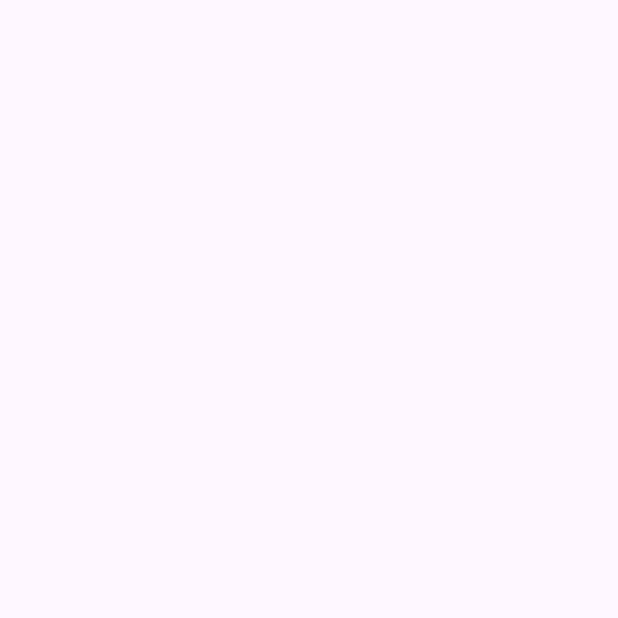
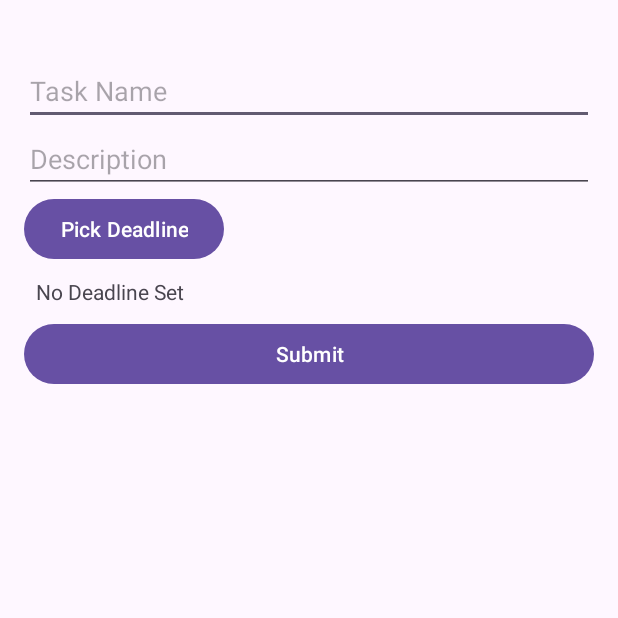
Before and after one commit to Ashborn013/ToDo_Project, an Android app: the AddTask screen opened directly, with no data from a screen before it, on a phone screen of 412 x 824 dp, the top half of it. Before the commit the part shown is empty. Run offline under Robolectric (Android 15) with nearby library versions, the light colour scheme and no system bars.

Commit message:
added AddTask activity files

```diff
--- a/app/src/main/java/com/lab/todoproject/AddTask.java
+++ b/app/src/main/java/com/lab/todoproject/AddTask.java
@@ -1,6 +1,17 @@
 package com.lab.todoproject;
 
 import android.os.Bundle;
+
+import android.app.DatePickerDialog;
+import android.app.TimePickerDialog;
+import android.os.Bundle;
+import android.view.View;
+import android.widget.Button;
+import android.widget.DatePicker;
+import android.widget.EditText;
+import android.widget.TextView;
+import android.widget.TimePicker;
+import android.widget.Toast;
 
 import androidx.activity.EdgeToEdge;
 import androidx.appcompat.app.AppCompatActivity;
@@ -8,17 +19,93 @@ import androidx.core.graphics.Insets;
 import androidx.core.view.ViewCompat;
 import androidx.core.view.WindowInsetsCompat;
 
+import java.util.Calendar;
+
+
 public class AddTask extends AppCompatActivity {
+    private EditText etTaskName, etTaskDesc;
+    private TextView tvDeadline;
+    private Button btnPickDeadline, btnSubmit;
+    private String deadline;
+
+    private DatabaseHelper databaseHelper;
 
     @Override
     protected void onCreate(Bundle savedInstanceState) {
         super.onCreate(savedInstanceState);
         EdgeToEdge.enable(this);
         setContentView(R.layout.activity_add_task);
-        ViewCompat.setOnApplyWindowInsetsListener(findViewById(R.id.main), (v, insets) -> {
-            Insets systemBars = insets.getInsets(WindowInsetsCompat.Type.systemBars());
-            v.setPadding(systemBars.left, systemBars.top, systemBars.right, systemBars.bottom);
-            return insets;
+
+        etTaskName = findViewById(R.id.et_task_name);
+        etTaskDesc = findViewById(R.id.et_task_desc);
+        tvDeadline = findViewById(R.id.tv_deadline);
+        btnPickDeadline = findViewById(R.id.btn_pick_deadline);
+        btnSubmit = findViewById(R.id.btn_submit);
+
+        databaseHelper = new DatabaseHelper(this);
+
+        btnPickDeadline.setOnClickListener(new View.OnClickListener() {
+            @Override
+            public void onClick(View v) {
+                pickDateTime();
+            }
         });
+
+        btnSubmit.setOnClickListener(new View.OnClickListener() {
+            @Override
+            public void onClick(View v) {
+                saveTask();
+            }
+        });
+
+    }
+    private void pickDateTime() {
+        final Calendar calendar = Calendar.getInstance();
+        int year = calendar.get(Calendar.YEAR);
+        int month = calendar.get(Calendar.MONTH);
+        int day = calendar.get(Calendar.DAY_OF_MONTH);
+
+        DatePickerDialog datePickerDialog = new DatePickerDialog(this, new DatePickerDialog.OnDateSetListener() {
+            @Override
+            public void onDateSet(DatePicker view, int year, int month, int dayOfMonth) {
+                calendar.set(year, month, dayOfMonth);
+                pickTime(calendar);
+            }
+        }, year, month, day);
+
+        datePickerDialog.show();
+    }
+    private void pickTime(Calendar calendar) {
+        int hour = calendar.get(Calendar.HOUR_OF_DAY);
+        int minute = calendar.get(Calendar.MINUTE);
+
+        TimePickerDialog timePickerDialog = new TimePickerDialog(this, new TimePickerDialog.OnTimeSetListener() {
+            @Override
+            public void onTimeSet(TimePicker view, int hourOfDay, int minute) {
+                calendar.set(Calendar.HOUR_OF_DAY, hourOfDay);
+                calendar.set(Calendar.MINUTE, minute);
+                deadline = calendar.getTime().toString();
+                tvDeadline.setText(deadline);
+            }
+        }, hour, minute, true);
+
+        timePickerDialog.show();
+    }
+    private void saveTask() {
+        String taskName = etTaskName.getText().toString().trim();
+        String taskDesc = etTaskDesc.getText().toString().trim();
+
+        if (taskName.isEmpty() || deadline == null) {
+            Toast.makeText(this, "Please fill all fields", Toast.LENGTH_SHORT).show();
+            return;
+        }
+
+        boolean inserted = databaseHelper.insertTask(taskName, taskDesc, deadline);
+        if (inserted) {
+            Toast.makeText(this, "Task Added", Toast.LENGTH_SHORT).show();
+            finish();
+        } else {
+            Toast.makeText(this, "Error Adding Task", Toast.LENGTH_SHORT).show();
+        }
     }
 }
--- /dev/null
+++ b/app/src/main/java/com/lab/todoproject/DatabaseHelper.java
@@ -0,0 +1,49 @@
+package com.lab.todoproject;
+
+import android.content.ContentValues;
+import android.content.Context;
+import android.database.sqlite.SQLiteDatabase;
+import android.database.sqlite.SQLiteOpenHelper;
+
+public class DatabaseHelper extends SQLiteOpenHelper {
+    private static final String DATABASE_NAME = "tasks.db";
+    private static final int DATABASE_VERSION = 1;
+
+    private static final String TABLE_TASKS = "tasks";
+    private static final String COLUMN_ID = "id";
+    private static final String COLUMN_NAME = "name";
+    private static final String COLUMN_DESC = "description";
+    private static final String COLUMN_DEADLINE = "deadline";
+
+    public DatabaseHelper(Context context) {
+        super(context, DATABASE_NAME, null, DATABASE_VERSION);
+    }
+
+    @Override
+    public void onCreate(SQLiteDatabase db) {
+        String createTable = "CREATE TABLE " + TABLE_TASKS + " ("
+                + COLUMN_ID + " INTEGER PRIMARY KEY AUTOINCREMENT, "
+                + COLUMN_NAME + " TEXT, "
+                + COLUMN_DESC + " TEXT, "
+                + COLUMN_DEADLINE + " TEXT)";
+        db.execSQL(createTable);
+    }
+
+    @Override
+    public void onUpgrade(SQLiteDatabase db, int oldVersion, int newVersion) {
+        db.execSQL("DROP TABLE IF EXISTS " + TABLE_TASKS);
+        onCreate(db);
+    }
+
+    public boolean insertTask(String name, String description, String deadline) {
+        SQLiteDatabase db = this.getWritableDatabase();
+        ContentValues values = new ContentValues();
+        values.put(COLUMN_NAME, name);
+        values.put(COLUMN_DESC, description);
+        values.put(COLUMN_DEADLINE, deadline);
+
+        long result = db.insert(TABLE_TASKS, null, values);
+        db.close();
+        return result != -1;
+    }
+}
--- a/app/src/main/res/layout/activity_add_task.xml
+++ b/app/src/main/res/layout/activity_add_task.xml
@@ -1,10 +1,41 @@
 <?xml version="1.0" encoding="utf-8"?>
-<androidx.constraintlayout.widget.ConstraintLayout xmlns:android="http://schemas.android.com/apk/res/android"
-    xmlns:app="http://schemas.android.com/apk/res-auto"
-    xmlns:tools="http://schemas.android.com/tools"
-    android:id="@+id/main"
+<LinearLayout xmlns:android="http://schemas.android.com/apk/res/android"
     android:layout_width="match_parent"
     android:layout_height="match_parent"
-    tools:context=".AddTask">
+    android:orientation="vertical"
+    android:padding="16dp"
+    >
 
-</androidx.constraintlayout.widget.ConstraintLayout>
+  <EditText
+     android:paddingTop="32dp"
+      android:id="@+id/et_task_name"
+      android:layout_width="match_parent"
+      android:layout_height="wrap_content"
+      android:hint="Task Name" />
+
+  <EditText
+      android:id="@+id/et_task_desc"
+      android:layout_width="match_parent"
+      android:layout_height="wrap_content"
+      android:hint="Description" />
+
+  <Button
+      android:id="@+id/btn_pick_deadline"
+      android:layout_width="wrap_content"
+      android:layout_height="wrap_content"
+      android:text="Pick Deadline" />
+
+  <TextView
+      android:id="@+id/tv_deadline"
+      android:layout_width="match_parent"
+      android:layout_height="wrap_content"
+      android:text="No Deadline Set"
+      android:padding="8dp" />
+
+  <Button
+      android:id="@+id/btn_submit"
+      android:layout_width="match_parent"
+      android:layout_height="wrap_content"
+      android:text="Submit" />
+
+</LinearLayout>
--- a/app/src/main/res/values/strings.xml
+++ b/app/src/main/res/values/strings.xml
@@ -1,3 +1,4 @@
 <resources>
     <string name="app_name">ToDo Project</string>
+    <string name="LetsToDo">LetsToDo</string>
 </resources>
```
Also changed, not shown: app/src/main/AndroidManifest.xml (+4 -4 lines).
